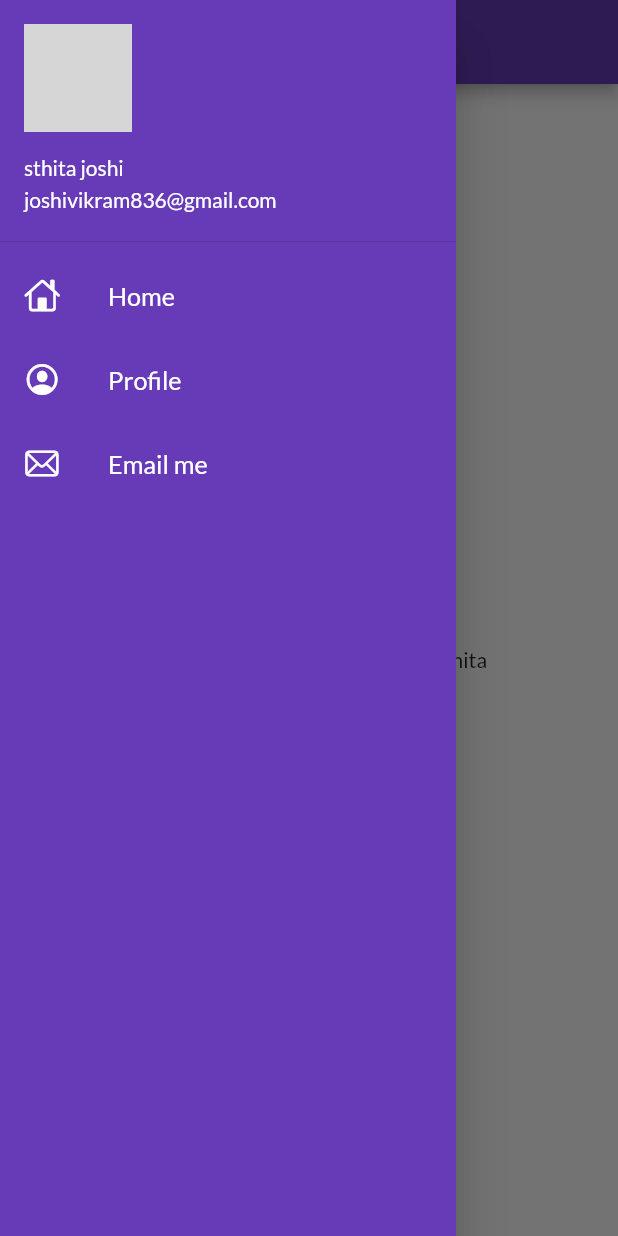
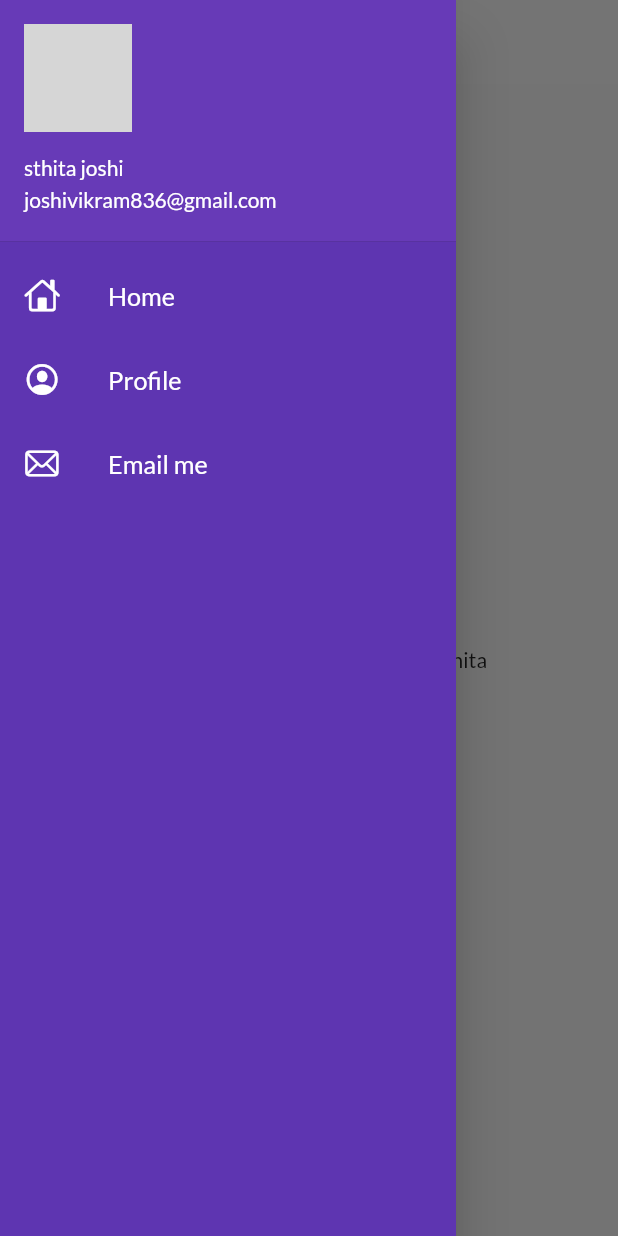
Before and after one commit to Sthitjoshi/30_days_of_flutter, a Flutter app: the HomePage screen opened by its route, with the side drawer open, on a phone screen of 412 x 824 dp. Run offline on Flutter 3.47's test engine with Material 2 defaults, Android fonts, the phone set to English and light mode, and no system bars; our stand-ins replace google_fonts; network calls fail; grey boxes are pictures that could not be loaded.

Commit message:
day 7 completed(all about themes)

```diff
--- a/lib/pages/home_page.dart
+++ b/lib/pages/home_page.dart
@@ -10,12 +10,20 @@
   Widget build(BuildContext context) {
     return Scaffold(
       appBar: AppBar(
-        title: const Text("Catalog App"),
+        centerTitle: true,
+        backgroundColor: Colors.white54,
+        elevation: 0,
+        iconTheme: const IconThemeData(color: Colors.black),
+        title:const Text(
+            "Catalog App",
+         // textAlign: TextAlign.center,
+        ),
       ),
       body: Center(
         child: Text("Welcome to $days days of flutter by $name"),
+
       ),
-      drawer: MyDrawer(),
+      drawer: const MyDrawer(),
     );
   }
 }
--- a/lib/widgets/drawer.dart
+++ b/lib/widgets/drawer.dart
@@ -2,12 +2,14 @@
 import 'package:flutter/material.dart';
 
 class MyDrawer extends StatelessWidget {
+  const MyDrawer({super.key});
+
   @override
   Widget build(BuildContext context) {
-    const imageUrl = "https://github.com/account";
+    const imageUrl = "https://avatars.githubusercontent.com/u/119475373?s=400&u=1e1868a92bb54349e7868411eedc71124c0e89d1&v=4";
     return Drawer(
       child: Container(
-        color: Colors.deepPurple,
+        color: Colors.deepPurple[600],
         child: ListView(
           padding: EdgeInsets.zero,
           children: const [
--- a/lib/widgets/themes.dart
+++ b/lib/widgets/themes.dart
@@ -8,7 +8,9 @@
       appBarTheme: AppBarTheme(
         color: Colors.white,
         elevation: 0.0,
-        iconTheme: IconThemeData(color: Colors.black), toolbarTextStyle: Theme.of(context).textTheme.bodyText2, titleTextStyle: Theme.of(context).textTheme.headline6,
+        iconTheme: const IconThemeData(color: Colors.black),
+        toolbarTextStyle: Theme.of(context).textTheme.bodyText2,
+        titleTextStyle: Theme.of(context).textTheme.headline6,
       ));
 
   static ThemeData darkTheme(BuildContext context) => ThemeData(
```
Also changed, not shown: lib/main.dart (+6 -12 lines), lib/pages/login_page.dart (+30 -28 lines), assets/images/login.png.png (deleted).
